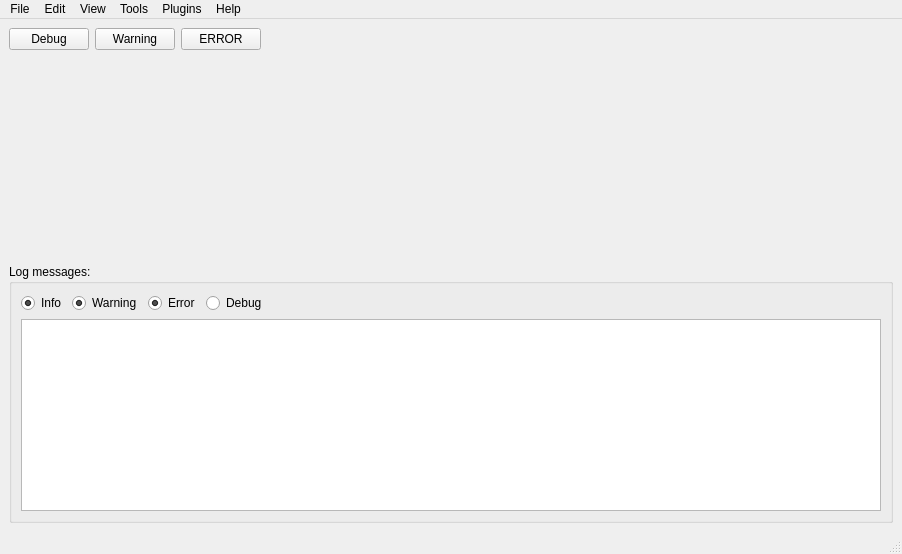
Above: frequency-meter/view/resources/interface.ui from robertofem/Freq-meter-APP before the change. Below: the same form after it.
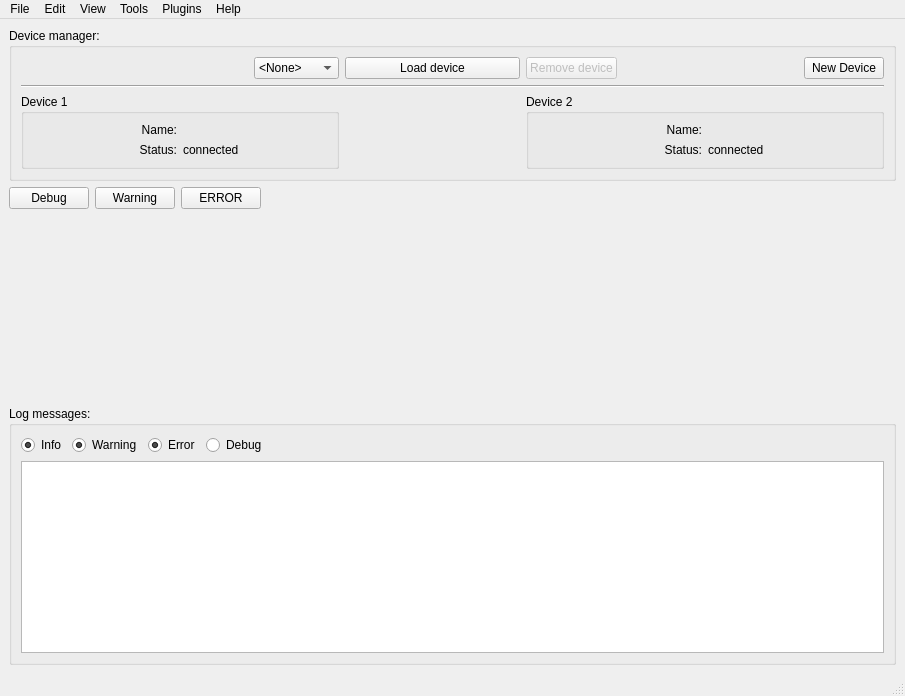
That is the form after the change.

Commit message:
Add dialog box for saving a new device configuration
The dialog box opens with the "New Device" button, and allows to set a
plethora of configuration settings.

The edit to the form file:
```diff
--- a/frequency-meter/view/resources/interface.ui
+++ b/frequency-meter/view/resources/interface.ui
@@ -6,8 +6,8 @@
    <rect>
     <x>0</x>
     <y>0</y>
-    <width>902</width>
-    <height>554</height>
+    <width>905</width>
+    <height>696</height>
    </rect>
   </property>
   <property name="windowTitle">
@@ -17,7 +17,54 @@
    <layout class="QGridLayout" name="gridLayout_2">
     <item row="0" column="0">
      <layout class="QGridLayout" name="gridLayout">
-      <item row="2" column="0" colspan="4">
+      <item row="1" column="3">
+       <spacer name="horizontalSpacer">
+        <property name="orientation">
+         <enum>Qt::Horizontal</enum>
+        </property>
+        <property name="sizeHint" stdset="0">
+         <size>
+          <width>48</width>
+          <height>17</height>
+         </size>
+        </property>
+       </spacer>
+      </item>
+      <item row="2" column="0">
+       <spacer name="verticalSpacer">
+        <property name="orientation">
+         <enum>Qt::Vertical</enum>
+        </property>
+        <property name="sizeHint" stdset="0">
+         <size>
+          <width>20</width>
+          <height>40</height>
+         </size>
+        </property>
+       </spacer>
+      </item>
+      <item row="1" column="0">
+       <widget class="QPushButton" name="DebugButton">
+        <property name="text">
+         <string>Debug</string>
+        </property>
+       </widget>
+      </item>
+      <item row="1" column="2">
+       <widget class="QPushButton" name="ErrorButton">
+        <property name="text">
+         <string>ERROR</string>
+        </property>
+       </widget>
+      </item>
+      <item row="1" column="1">
+       <widget class="QPushButton" name="WarnButton">
+        <property name="text">
+         <string>Warning</string>
+        </property>
+       </widget>
+      </item>
+      <item row="3" column="0" colspan="4">
        <widget class="QGroupBox" name="groupBox">
         <property name="enabled">
          <bool>true</bool>
@@ -26,6 +73,19 @@
          <string>Log messages:</string>
         </property>
         <layout class="QGridLayout" name="gridLayout_3">
+         <item row="1" column="1">
+          <widget class="QRadioButton" name="WarnCheck">
+           <property name="text">
+            <string>Warning</string>
+           </property>
+           <property name="checked">
+            <bool>true</bool>
+           </property>
+           <property name="autoExclusive">
+            <bool>false</bool>
+           </property>
+          </widget>
+         </item>
          <item row="2" column="0" rowspan="2" colspan="5">
           <widget class="QTextBrowser" name="LoggerBrowser">
            <property name="font">
@@ -96,69 +156,204 @@
            </property>
           </widget>
          </item>
-         <item row="1" column="1">
-          <widget class="QRadioButton" name="WarnCheck">
+        </layout>
+       </widget>
+      </item>
+      <item row="0" column="0" colspan="4">
+       <widget class="QGroupBox" name="groupBox_2">
+        <property name="title">
+         <string>Device manager:</string>
+        </property>
+        <layout class="QGridLayout" name="gridLayout_6">
+         <item row="1" column="4">
+          <widget class="QComboBox" name="DeviceComboBox">
+           <item>
+            <property name="text">
+             <string>&lt;None&gt;</string>
+            </property>
+           </item>
+           <item>
+            <property name="text">
+             <string>DE1_SoC</string>
+            </property>
+           </item>
+          </widget>
+         </item>
+         <item row="1" column="5">
+          <widget class="QPushButton" name="LoadDeviceButton">
            <property name="text">
-            <string>Warning</string>
+            <string>Load device</string>
            </property>
-           <property name="checked">
-            <bool>true</bool>
+          </widget>
+         </item>
+         <item row="1" column="7">
+          <spacer name="horizontalSpacer_3">
+           <property name="orientation">
+            <enum>Qt::Horizontal</enum>
            </property>
-           <property name="autoExclusive">
+           <property name="sizeHint" stdset="0">
+            <size>
+             <width>40</width>
+             <height>20</height>
+            </size>
+           </property>
+          </spacer>
+         </item>
+         <item row="1" column="8">
+          <widget class="QPushButton" name="NewDeviceButton">
+           <property name="text">
+            <string>New Device</string>
+           </property>
+          </widget>
+         </item>
+         <item row="1" column="2">
+          <spacer name="horizontalSpacer_5">
+           <property name="orientation">
+            <enum>Qt::Horizontal</enum>
+           </property>
+           <property name="sizeHint" stdset="0">
+            <size>
+             <width>40</width>
+             <height>20</height>
+            </size>
+           </property>
+          </spacer>
+         </item>
+         <item row="1" column="6">
+          <widget class="QPushButton" name="RemoveDeviceButton">
+           <property name="enabled">
             <bool>false</bool>
            </property>
+           <property name="text">
+            <string>Remove device</string>
+           </property>
+          </widget>
+         </item>
+         <item row="1" column="0" colspan="2">
+          <spacer name="horizontalSpacer_4">
+           <property name="orientation">
+            <enum>Qt::Horizontal</enum>
+           </property>
+           <property name="sizeHint" stdset="0">
+            <size>
+             <width>40</width>
+             <height>20</height>
+            </size>
+           </property>
+          </spacer>
+         </item>
+         <item row="3" column="5">
+          <spacer name="horizontalSpacer_6">
+           <property name="orientation">
+            <enum>Qt::Horizontal</enum>
+           </property>
+           <property name="sizeHint" stdset="0">
+            <size>
+             <width>40</width>
+             <height>20</height>
+            </size>
+           </property>
+          </spacer>
+         </item>
+         <item row="3" column="6" colspan="3">
+          <widget class="QGroupBox" name="groupBox_4">
+           <property name="title">
+            <string>Device 2</string>
+           </property>
+           <layout class="QGridLayout" name="gridLayout_5">
+            <item row="0" column="0">
+             <widget class="QLabel" name="label_3">
+              <property name="text">
+               <string>Name:</string>
+              </property>
+              <property name="alignment">
+               <set>Qt::AlignRight|Qt::AlignTrailing|Qt::AlignVCenter</set>
+              </property>
+             </widget>
+            </item>
+            <item row="1" column="0">
+             <widget class="QLabel" name="label_4">
+              <property name="text">
+               <string>Status:</string>
+              </property>
+              <property name="alignment">
+               <set>Qt::AlignRight|Qt::AlignTrailing|Qt::AlignVCenter</set>
+              </property>
+             </widget>
+            </item>
+            <item row="0" column="1">
+             <widget class="QLabel" name="label_5">
+              <property name="text">
+               <string/>
+              </property>
+             </widget>
+            </item>
+            <item row="1" column="1">
+             <widget class="QLabel" name="label_6">
+              <property name="text">
+               <string>connected</string>
+              </property>
+             </widget>
+            </item>
+           </layout>
+          </widget>
+         </item>
+         <item row="3" column="0" colspan="5">
+          <widget class="QGroupBox" name="groupBox_3">
+           <property name="title">
+            <string>Device 1</string>
+           </property>
+           <layout class="QGridLayout" name="gridLayout_4">
+            <item row="1" column="2">
+             <widget class="QLabel" name="StatusLabel_2">
+              <property name="text">
+               <string>connected</string>
+              </property>
+             </widget>
+            </item>
+            <item row="0" column="1">
+             <widget class="QLabel" name="label">
+              <property name="text">
+               <string>Name:</string>
+              </property>
+              <property name="alignment">
+               <set>Qt::AlignRight|Qt::AlignTrailing|Qt::AlignVCenter</set>
+              </property>
+             </widget>
+            </item>
+            <item row="0" column="2">
+             <widget class="QLabel" name="label_2">
+              <property name="text">
+               <string/>
+              </property>
+             </widget>
+            </item>
+            <item row="1" column="1">
+             <widget class="QLabel" name="StatusLabel_1">
+              <property name="enabled">
+               <bool>true</bool>
+              </property>
+              <property name="text">
+               <string>Status:</string>
+              </property>
+              <property name="alignment">
+               <set>Qt::AlignRight|Qt::AlignTrailing|Qt::AlignVCenter</set>
+              </property>
+             </widget>
+            </item>
+           </layout>
+          </widget>
+         </item>
+         <item row="2" column="0" colspan="9">
+          <widget class="Line" name="line">
+           <property name="orientation">
+            <enum>Qt::Horizontal</enum>
+           </property>
           </widget>
          </item>
         </layout>
        </widget>
       </item>
-      <item row="0" column="2">
-       <widget class="QPushButton" name="ErrorButton">
-        <property name="text">
-         <string>ERROR</string>
-        </property>
-       </widget>
-      </item>
-      <item row="0" column="3">
-       <spacer name="horizontalSpacer">
-        <property name="orientation">
-         <enum>Qt::Horizontal</enum>
-        </property>
-        <property name="sizeHint" stdset="0">
-         <size>
-          <width>48</width>
-          <height>17</height>
-         </size>
-        </property>
-       </spacer>
-      </item>
-      <item row="1" column="0">
-       <spacer name="verticalSpacer">
-        <property name="orientation">
-         <enum>Qt::Vertical</enum>
-        </property>
-        <property name="sizeHint" stdset="0">
-         <size>
-          <width>20</width>
-          <height>40</height>
-         </size>
-        </property>
-       </spacer>
-      </item>
-      <item row="0" column="1">
-       <widget class="QPushButton" name="WarnButton">
-        <property name="text">
-         <string>Warning</string>
-        </property>
-       </widget>
-      </item>
-      <item row="0" column="0">
-       <widget class="QPushButton" name="DebugButton">
-        <property name="text">
-         <string>Debug</string>
-        </property>
-       </widget>
-      </item>
      </layout>
     </item>
    </layout>
@@ -169,7 +364,7 @@
     <rect>
      <x>0</x>
      <y>0</y>
-     <width>902</width>
+     <width>905</width>
      <height>25</height>
     </rect>
    </property>
@@ -208,6 +403,7 @@
      <string>Tools</string>
     </property>
     <addaction name="actionDevice_Manager"/>
+    <addaction name="separator"/>
    </widget>
    <addaction name="menuFile"/>
    <addaction name="menuEdit"/>
@@ -272,7 +468,7 @@
   </action>
   <action name="actionDevice_Manager">
    <property name="text">
-    <string>Device Manager</string>
+    <string>New device ...</string>
    </property>
   </action>
  </widget>
```
The commit also changes 5 other files.
